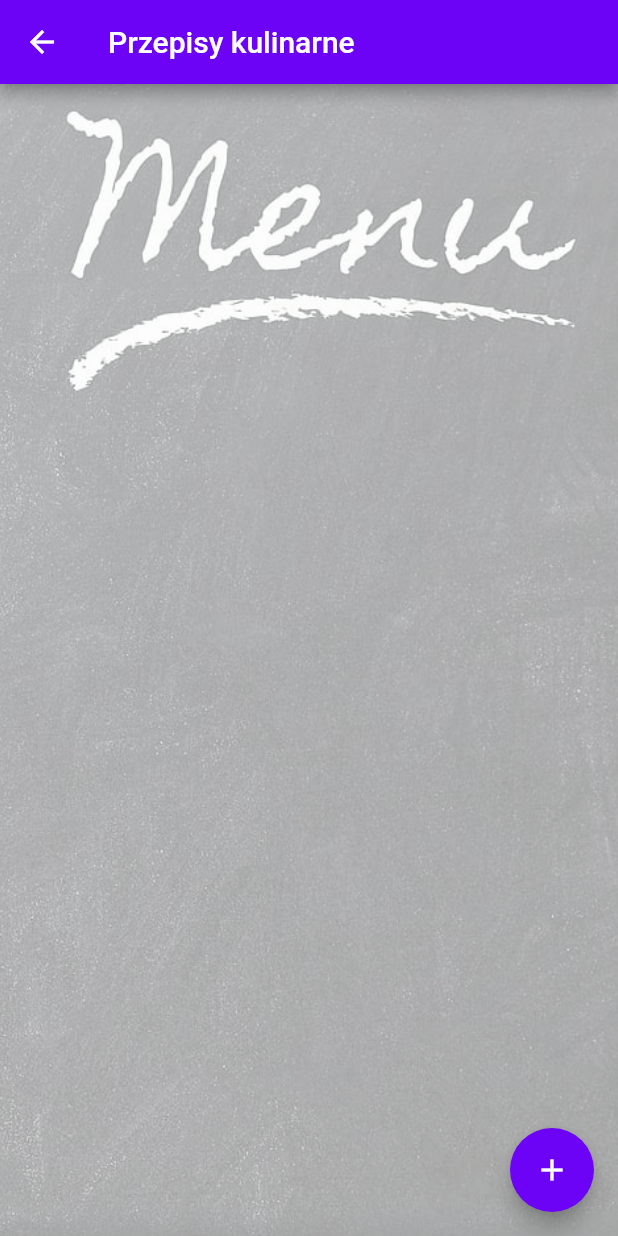
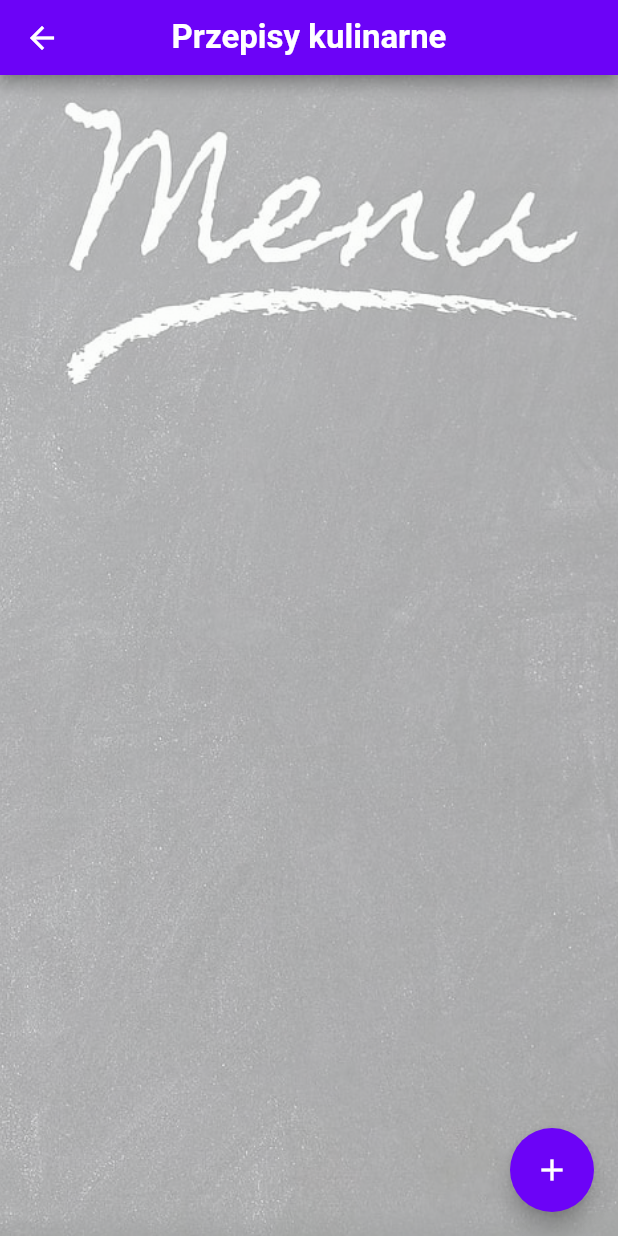
Before and after one commit to lukaszhak/moja_lodowka, a Flutter app: the MenuPage screen opened directly, on a phone screen of 412 x 824 dp. Run offline on Flutter 3.47's test engine with Material 2 defaults, Android fonts, the phone set to English and light mode, and no system bars; our stand-ins replace cloud_firestore, firebase_auth, firebase_core; accounts and stored records are empty.

Commit message:
Change AppBar text style

```diff
--- a/lib/app/menu_page/menu_page.dart
+++ b/lib/app/menu_page/menu_page.dart
@@ -14,8 +14,16 @@ class MenuPage extends StatelessWidget {
   Widget build(BuildContext context) {
     return Scaffold(
       appBar: AppBar(
+        toolbarHeight: 50,
+        centerTitle: true,
         backgroundColor: const Color.fromARGB(255, 108, 3, 247),
-        title: const Text('Przepisy kulinarne'),
+        title: const Text(
+          'Przepisy kulinarne',
+          style: TextStyle(
+            fontSize: 22,
+            fontWeight: FontWeight.bold,
+          ),
+        ),
       ),
       floatingActionButton: FloatingActionButton(
         backgroundColor: const Color.fromARGB(255, 108, 3, 247),
@@ -94,7 +102,7 @@ class MenuPage extends StatelessWidget {
 
             return ListView(
               children: [
-                const SizedBox(height: 20),
+                const SizedBox(height: 10),
                 for (final document in documents) ...[
                   Dismissible(
                     key: ValueKey(document.id),
--- a/lib/main.dart
+++ b/lib/main.dart
@@ -251,7 +251,8 @@ class CategoryWidget extends StatelessWidget {
         textAlign: TextAlign.center,
         style: const TextStyle(
           color: Colors.white,
-          fontSize: 18,
+          fontSize: 19,
+          fontWeight: FontWeight.bold,
         ),
       ),
     );
```
Also changed, not shown: lib/app/candy_page/candy_page.dart (+10 -1 lines), lib/app/drink_page/drink_page.dart (+10 -1 lines), lib/app/drug_page/drug_page.dart (+10 -1 lines), lib/app/fridge_page/fridge_page.dart (+10 -1 lines), lib/app/list_page/list_page.dart (+10 -1 lines), lib/app/longdate_page/longdate_page.dart (+10 -1 lines).
